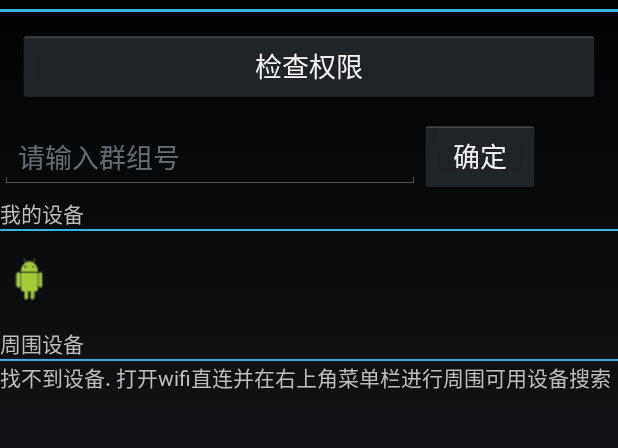
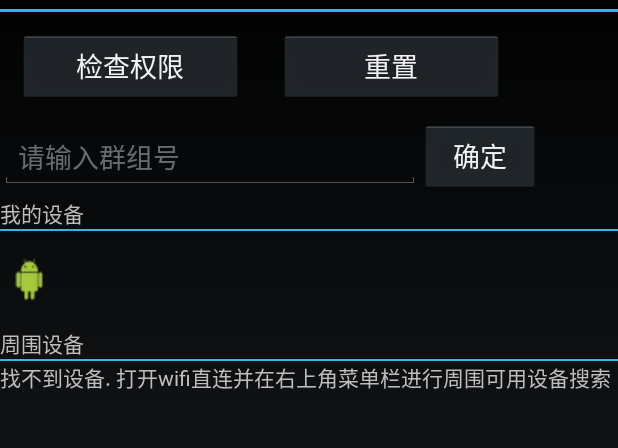
Before and after one commit to Robert-zwr/Nearby-Share, an Android app: the screen it shows after launch (WifiDirectActivity), on a phone screen of 412 x 824 dp, the part 60-508 px from its top. Run offline under Robolectric (Android 15) with nearby library versions, the phone set to English and light mode, and no system bars.

Commit message:
:lipstick:update UI and add reset app function

```diff
--- a/app/src/main/java/com/example/wifidirect/DeviceListFragment.java
+++ b/app/src/main/java/com/example/wifidirect/DeviceListFragment.java
@@ -40,9 +40,6 @@ public class DeviceListFragment extends ListFragment implements PeerListListener
     View mContentView = null;
     private WifiP2pDevice device;
 
-    /*public static ArrayList<String> getMAC_info(){
-        return MAC_info;
-    }*/
 
     @Override
     public void onActivityCreated(Bundle savedInstanceState) {
--- a/app/src/main/res/layout/activity_main.xml
+++ b/app/src/main/res/layout/activity_main.xml
@@ -4,13 +4,23 @@
     android:layout_width="fill_parent"
     android:layout_height="fill_parent"
     android:orientation="vertical">
-
-    <Button
-        android:id="@+id/btnCheckPermission"
+    <LinearLayout
         android:layout_width="match_parent"
         android:layout_height="wrap_content"
-        android:layout_margin="12dp"
-        android:text="检查权限" />
+        android:orientation="horizontal">
+        <Button
+            android:id="@+id/btnCheckPermission"
+            android:layout_width="150dp"
+            android:layout_height="wrap_content"
+            android:layout_margin="12dp"
+            android:text="@string/check_permission" />
+        <Button
+            android:id="@+id/btn_reset"
+            android:layout_width="150dp"
+            android:layout_height="wrap_content"
+            android:layout_margin="12dp"
+            android:text="@string/reset_button" />
+    </LinearLayout>
     <LinearLayout
         android:layout_width="match_parent"
         android:layout_height="wrap_content"
--- a/app/src/main/res/values/strings.xml
+++ b/app/src/main/res/values/strings.xml
@@ -2,6 +2,7 @@
     <string name="app_name">NearbyShare</string>
     <!-- TODO: Remove or change this placeholder text -->
     <string name="hello_blank_fragment">Hello blank fragment</string>
+    <string name="check_permission">检查权限</string>
     <string name="enable_p2p_button">开启/关闭WIFI直连</string>
     <string name="discover_peers_button">搜索附近设备</string>
     <string name="create_group_button">创建群组</string>
@@ -10,6 +11,7 @@
     <string name="connect_peer_button">连接</string>
     <string name="disconnect_peer_button">断开</string>
     <string name="get_file_button">选择文件</string>
+    <string name="reset_button">重置</string>
     <string name="empty"></string>
     <string name="yes">是</string>
     <string name="no">否</string>
```
Also changed, not shown: app/src/main/java/com/example/wifidirect/DeviceDetailFragment.java (+8 -10 lines), app/src/main/java/com/example/wifidirect/WifiDirectActivity.java (+11 -0 lines).
